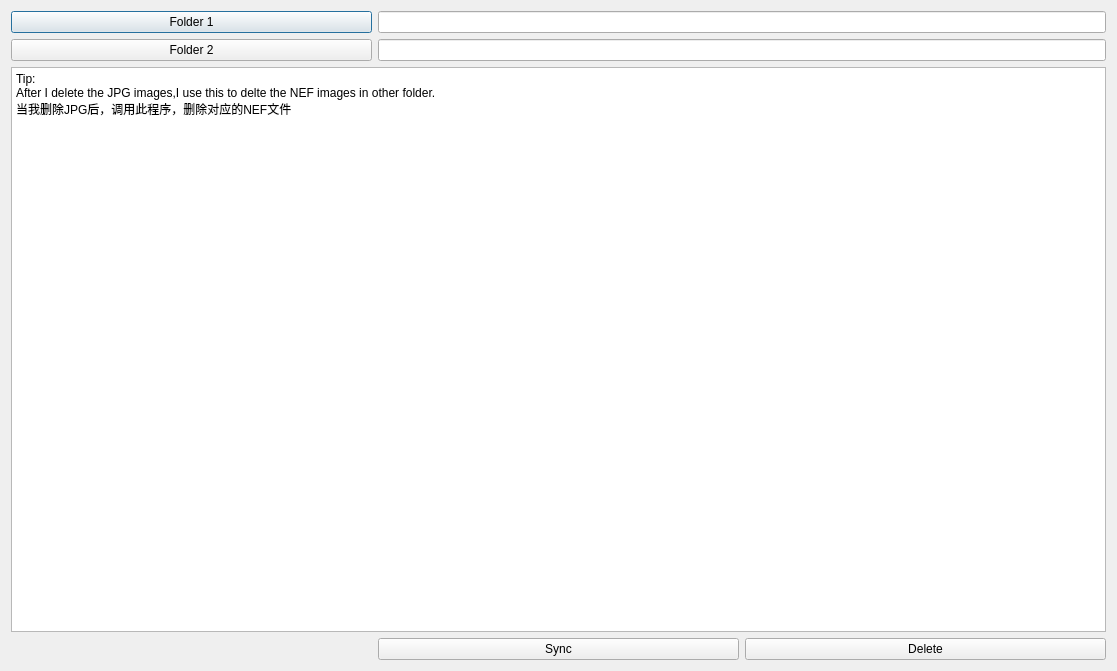
Old version of the form linapplication/ldlgbasename.ui in the repository renmenziji/linapplication1.0.
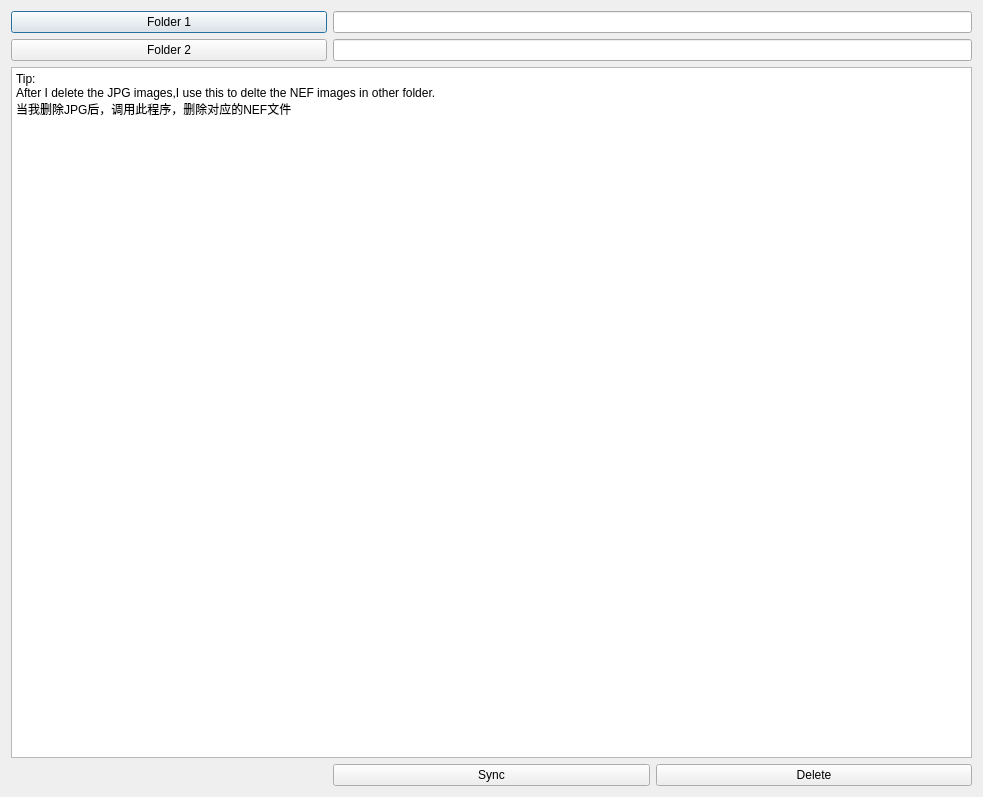
New version of the form.

Patch:
```diff
--- a/linapplication/ldlgbasename.ui
+++ b/linapplication/ldlgbasename.ui
@@ -6,8 +6,8 @@
    <rect>
     <x>0</x>
     <y>0</y>
-    <width>1117</width>
-    <height>671</height>
+    <width>983</width>
+    <height>797</height>
    </rect>
   </property>
   <property name="windowTitle">
```
